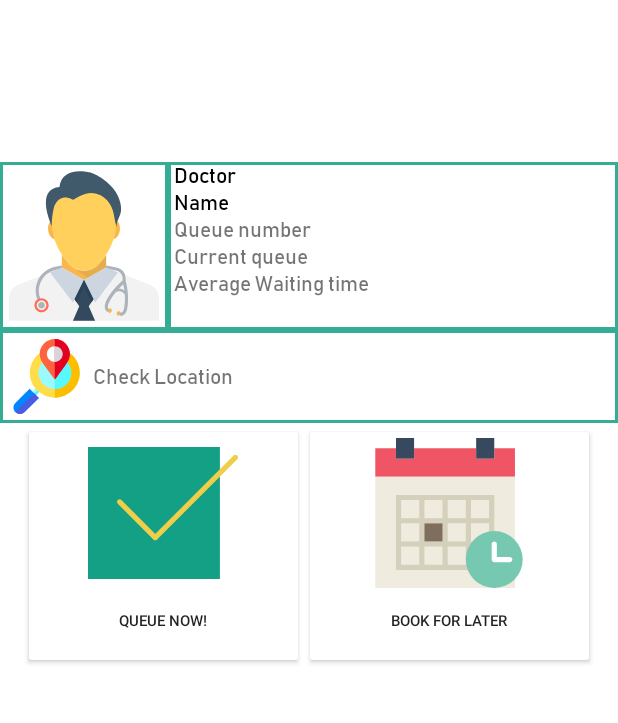
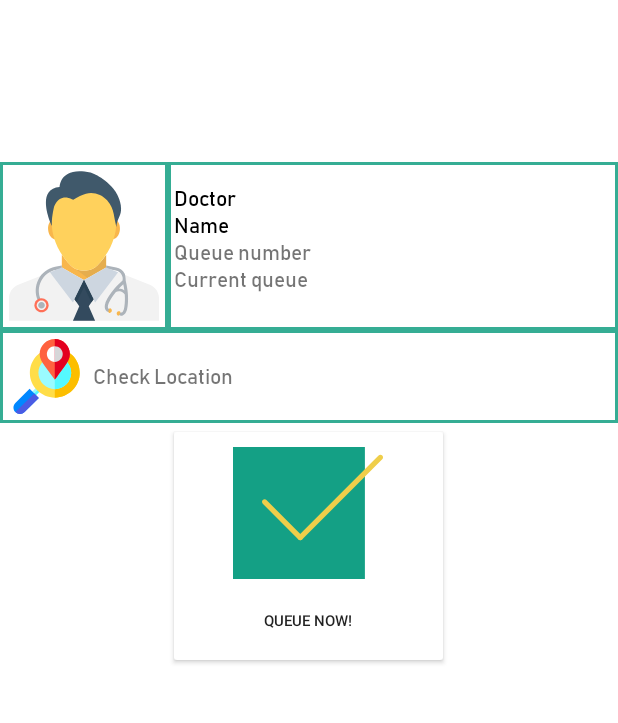
Before and after one commit to rakahadhyana/QTime, an Android app: the ActivityGetQueue screen opened directly, with no data from a screen before it, on a phone screen of 412 x 824 dp, the part 72-795 px from its top. Run offline under Robolectric (Android 15) with nearby library versions, the phone set to English and light mode, and no system bars; our stand-ins replace Firebase (no records; nobody signed in at launch, a user with empty details on screens opened directly), Volley; network calls fail; 5 statements that could not run were skipped.

Commit message:
change qet queue layout

```diff
--- a/app/src/main/res/layout/activity_get_queue.xml
+++ b/app/src/main/res/layout/activity_get_queue.xml
@@ -46,6 +46,7 @@
             android:background="@drawable/back"
             android:layout_width="match_parent"
             android:layout_height="match_parent"
+            android:paddingTop="15dp"
             android:orientation="vertical">
 
             <TextView
@@ -80,12 +81,6 @@
                 android:fontFamily="@font/bahnschrift"
                 android:text="Current queue"/>
 
-            <TextView
-                android:paddingLeft="4dp"
-                android:layout_width="match_parent"
-                android:layout_height="wrap_content"
-                android:fontFamily="@font/bahnschrift"
-                android:text="Average Waiting time"/>
 
         </LinearLayout>
 
@@ -129,14 +124,14 @@
             android:text="QUEUE NOW!"
             android:textSize="10sp" />
 
-        <Button
-            android:id="@+id/queue_later"
-            android:layout_width="194dp"
-            android:layout_height="164dp"
-            android:backgroundTint="@color/white"
-            android:drawableTop="@drawable/ic_calendar"
-            android:text="BOOK FOR LATER"
-            android:textSize="10sp" />
+        <!--<Button-->
+            <!--android:id="@+id/queue_later"-->
+            <!--android:layout_width="194dp"-->
+            <!--android:layout_height="164dp"-->
+            <!--android:backgroundTint="@color/white"-->
+            <!--android:drawableTop="@drawable/ic_calendar"-->
+            <!--android:text="BOOK FOR LATER"-->
+            <!--android:textSize="10sp" />-->
 
     </LinearLayout>
 
--- a/app/src/main/res/layout/activity_main.xml
+++ b/app/src/main/res/layout/activity_main.xml
@@ -18,6 +18,7 @@
             android:layout_height="wrap_content"
             android:textSize="30sp"
             android:gravity="center"
+            android:fontFamily="@font/bahnschrift"
             android:text="@string/app_name"
             android:textColor="#000"
             android:drawableStart="@drawable/ic_hourglass"
```
